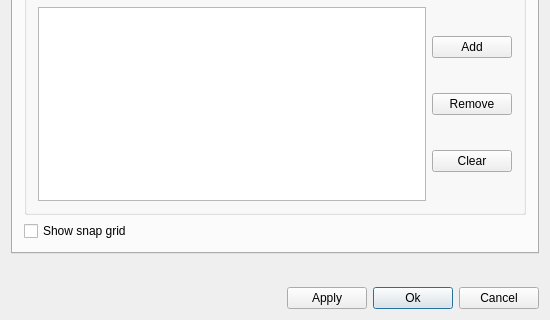
First picture: the form in muse3/muse/components/appearancebase.ui, repository emrum/muse, before the edit; both pictures show x 0 to 550 and y 290 to 610 of the 550 by 610 pixel window.
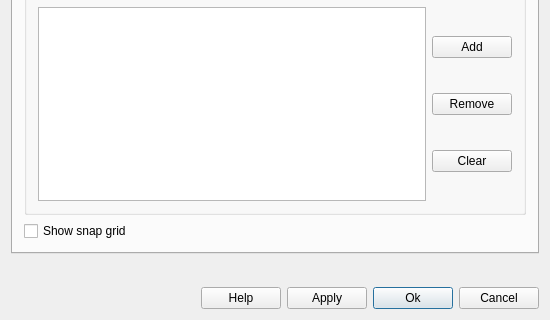
Second picture: the form after the edit. Custom widgets are drawn as their Qt base class.

Commit message: Add more tooltips + F1 help

Patch:
```diff
--- a/muse3/muse/components/appearancebase.ui
+++ b/muse3/muse/components/appearancebase.ui
@@ -1934,6 +1934,13 @@
        </property>
       </spacer>
      </item>
+     <item>
+      <widget class="QPushButton" name="helpButton">
+       <property name="text">
+        <string>Help</string>
+       </property>
+      </widget>
+     </item>
      <item>
       <widget class="QPushButton" name="applyButton">
        <property name="text">
```
The commit also changes 17 other files.
